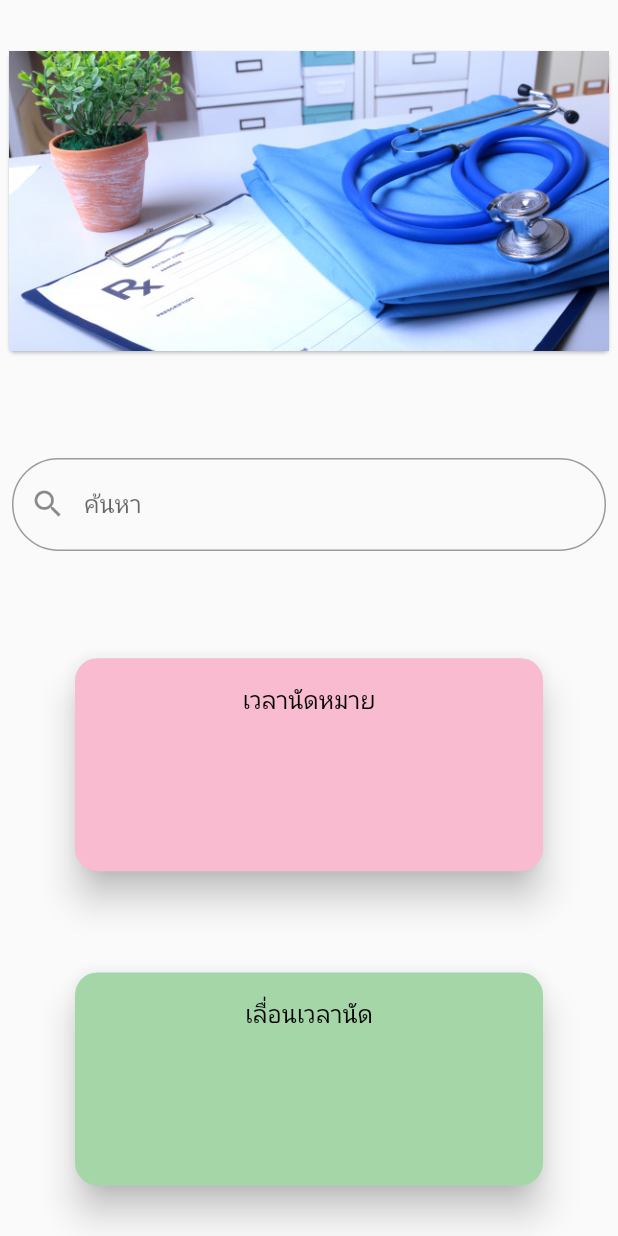
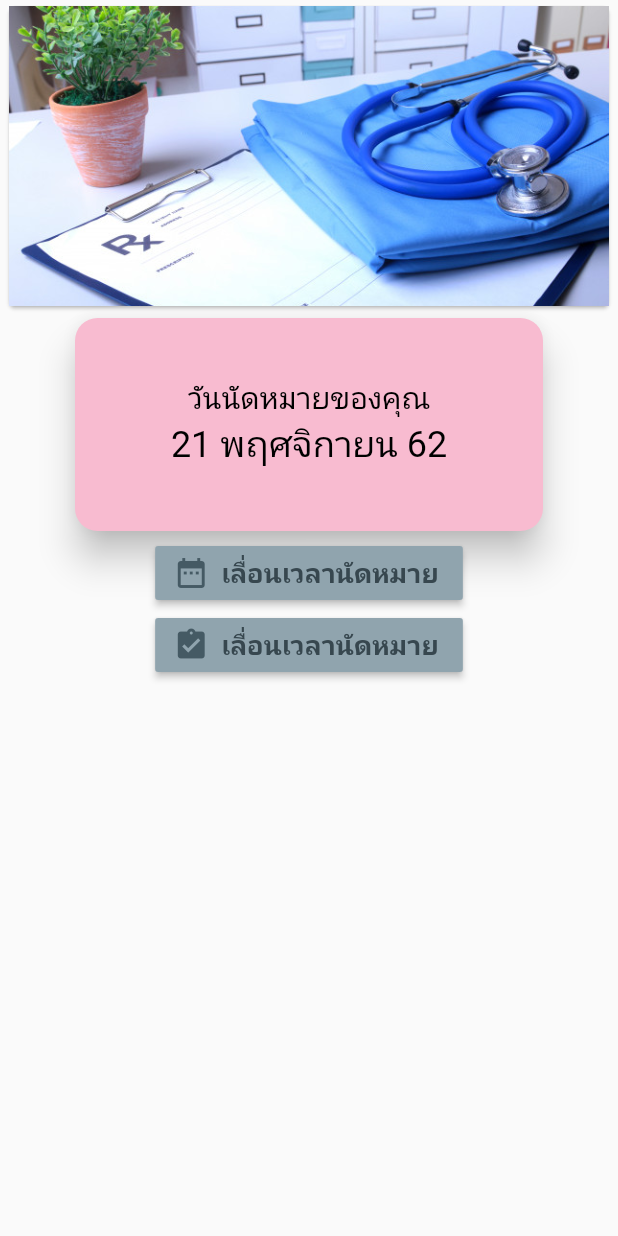
Before and after one commit to riwkidnapper/Nuxyoung_app, a Flutter app: the Pagetwo screen opened directly, on a phone screen of 412 x 824 dp. Run offline on Flutter 3.47's test engine with Material 2 defaults, Android fonts, the phone set to English and light mode, and no system bars; our stand-ins replace cached_network_image, cloud_firestore, file_picker, firebase_auth, firebase_database, flutter_form_builder and 2 more; missing offline and left inert: date_utils, flutter_pdfview, scrolling_years_calendar, simple_gesture_detector; accounts and stored records are empty; network calls fail; statements that could not run were skipped.

Commit message:
update by marnoj

```diff
--- a/lib/Pages/doctor_page/medicalrecords.dart
+++ b/lib/Pages/doctor_page/medicalrecords.dart
@@ -37,7 +37,6 @@ class Records extends State<Medicalrec> {
               // context,
               key: _fbKey,
               autovalidate: true,
-
               // readonly: true,
               child: Column(
                 children: <Widget>[
--- a/lib/Pages/nutmai.dart
+++ b/lib/Pages/nutmai.dart
@@ -1,5 +1,6 @@
 import 'dart:ui';
 import 'package:flutter/material.dart';
+import 'package:flutter/material.dart' as prefix0;
 import 'package:nuxyoung/Pages/doctor_page/calendar.dart';
 //import 'package:nuxyoung/Pages/doctor_page/calendar.dart';
 //import 'package:nuxyoung/Pages/layout/proflieDoc.dart';
@@ -35,15 +36,33 @@ class PagetwoState extends State<Pagetwo> {
   //  }
 
   Widget build(BuildContext context) {
-  return LayoutBuilder(
-    builder: (BuildContext context, BoxConstraints viewportConstraints) {
-      return Container(
-           child:
-        SingleChildScrollView(
-        physics: BouncingScrollPhysics(),
+  return Scaffold(
+    body: NestedScrollView(
+      headerSliverBuilder:
+      (BuildContext context, bool innerBoxIsScrolled){
+         return <Widget>[
+                // SliverAppBar(
+                //   automaticallyImplyLeading: true,
+                //   backgroundColor: Colors.transparent,
+                //   expandedHeight: 300.0,
+                //   floating: false,
+                //   pinned: true,
+                //   flexibleSpace: FlexibleSpaceBar(
+                //       centerTitle: true,
+                //       collapseMode: CollapseMode.pin,
+                //       background: Image.asset(
+                //         'assets/images/a.jpg',
+                //         fit: BoxFit.cover,
+                //       )),
+                // ),
+              ];
+      },
+      body: Column(
+        children: <Widget>[
+          Container(
             child: ConstrainedBox(
              constraints: BoxConstraints(
-            minHeight: viewportConstraints.maxHeight,
+
                ),
                child: Column(
             mainAxisSize: MainAxisSize.min,
@@ -65,21 +84,27 @@ class PagetwoState extends State<Pagetwo> {
                   ),
                 ),
               ),
-              new Padding(
-                padding: new EdgeInsets.all(8.0),
-                child: new TextField(
-                  controller: searchController,
-                  decoration: InputDecoration(
-                    prefixIcon: Icon(Icons.search),
-                    border: OutlineInputBorder(
-                    borderRadius: BorderRadius.circular(32.0)),
-                    hintText: "ค้นหา",
-                  ),
-                ),
-                ),
+              // new Padding(
+              //   padding: new EdgeInsets.all(8.0),
+              //   child: new TextField(
+              //     controller: searchController,
+              //     decoration: InputDecoration(
+              //       prefixIcon: Icon(Icons.search),
+              //       border: OutlineInputBorder(
+              //       borderRadius: BorderRadius.circular(32.0)),
+              //       hintText: "ค้นหา",
+              //     ),
+              //   ),
+              //   ),
               Container(
                     width: 320,
                     height: 150,
+                    child: GestureDetector(
+                      onTap: () => Navigator.of(context).push(
+                        MaterialPageRoute(
+                          builder: (_) => Calendar()
+                        )
+                      ),
                       child: Card(
                         shape: RoundedRectangleBorder(
                           borderRadius: BorderRadius.circular(15.0),
@@ -88,72 +113,87 @@ class PagetwoState extends State<Pagetwo> {
                         elevation: 10,
                         child: Column(
                           mainAxisSize: MainAxisSize.min,
+                          mainAxisAlignment: MainAxisAlignment.center,
                           children: <Widget>[
                           const ListTile(
-                        //   leading: Icon(Icons.album, size: 70.0, ),
-                            title: Text('เวลานัดหมาย', style: TextStyle(color: Colors.black), textAlign: TextAlign.center),
-                        //   subtitle: Text('TWICE', style: TextStyle(color: Colors.white)),
+                            //leading: Icon(Icons.album, size: 70.0, ),
+                            title: Text('วันนัดหมายของคุณ', style: TextStyle(color: Colors.black,fontSize: 20.0),
+                            textAlign: TextAlign.center),
+                            subtitle: Text('21 พฤศจิกายน 62', style: TextStyle(color: Colors.black,fontSize: 24.0),
+                            textAlign: TextAlign.center),
                         ),
                         ],
                         ),
                       ),
                     ),
+                  ),
                   Container(
-                    width: 320,
-                    height: 150,
-                    child: Card(
-                      shape: RoundedRectangleBorder(
-                        borderRadius: BorderRadius.circular(15.0),
+                   child: RaisedButton.icon(
+                     icon: Icon(
+                       Icons.date_range,
+                       color: Colors.blueGrey[700],
                      ),
-                      color: Colors.green[200],
-                      elevation: 10,
-                      child: Column(
-                        mainAxisSize: MainAxisSize.min,
-                        children: <Widget>[
-                          const ListTile(
-                        //   leading: Icon(Icons.album, size: 70.0, ),
-                          title: Text('เลื่อนเวลานัด', style: TextStyle(color: Colors.black), textAlign: TextAlign.center),
-                        //   subtitle: Text('TWICE', style: TextStyle(color: Colors.white)),
+                     color: Colors.blueGrey[300],
+                      label: Text(
+                        "เลื่อนเวลานัดหมาย",
+                        style: TextStyle(
+                          color: Colors.blueGrey[800],
+                          fontSize: 18,
+                          fontWeight: FontWeight.bold,
                         ),
+                      ), onPressed: () async {},
+                   ),
+                  ),
+
+                  Container(
+                   child: RaisedButton.icon(
+                     icon: Icon(
+                       Icons.assignment_turned_in,
+                       color: Colors.blueGrey[700],
+                     ),
+                     color: Colors.blueGrey[300],
+                      label: Text(
+                        "เลื่อนเวลานัดหมาย",
+                        style: TextStyle(
+                          color: Colors.blueGrey[800],
+                          fontSize: 18,
+                          fontWeight: FontWeight.bold,
+                        ),
+                      ), onPressed: () async {},
+                   ),
+                  ),
+              // Container(
+              //       width: 320,
+              //       height: 150,
+              //       child: Card(
+              //         shape: RoundedRectangleBorder(
+              //           borderRadius: BorderRadius.circular(15.0),
+              //         ),
+              //         color: Colors.green[200],
+              //         elevation: 10,
+              //         child: Column(
+              //           mainAxisSize: MainAxisSize.min,
+              //           children: <Widget>[
+              //             const ListTile(
+              //           //   leading: Icon(Icons.album, size: 70.0, ),
+              //             title: Text('เลื่อนเวลานัด', style: TextStyle(color: Colors.black), textAlign: TextAlign.center),
+              //           //   subtitle: Text('TWICE', style: TextStyle(color: Colors.white)),
+              //           ),
+              //           ],
+              //         ),
+              //       ),
+              //     ),
             ],
           ),
             ),
-                  ),
-                  //  Container(
-                  //   width: 320,
-                  //   height: 150,
-                  //   child: GestureDetector(
-                  //     onTap: () => Navigator.of(context).push(
-                  //       MaterialPageRoute(
-                  //         builder: (_) => Calendar()
-                  //       )
-                  //     ),
-                  //     child: Card(
-                  //       shape: RoundedRectangleBorder(
-                  //         borderRadius: BorderRadius.circular(15.0),
-                  //       ),
-                  //       color: Colors.blue[100],
-                  //       elevation: 10,
-                  //       child: Column(
-                  //         mainAxisSize: MainAxisSize.min,
-                  //         children: <Widget>[
-                  //           const ListTile(
-                  //         //   leading: Icon(Icons.album, size: 70.0, ),
-                  //           title: Text('ปฏิทินหมอ', style: TextStyle(color: Colors.black), textAlign: TextAlign.center),
-                  //         //   subtitle: Text('TWICE', style: TextStyle(color: Colors.white)),
-                  //         ),
-                  //         ],
-                  //       ),
-                  //     ),
-                  //   ),
-                  // ),
+          )
         ],
       ),
       ),
-      ),);
-    },
       );
   }
+}
+
     // return Scaffold(
     //   body: SmartRefresher(
     //     enablePullDown: true,
@@ -185,5 +225,3 @@ class PagetwoState extends State<Pagetwo> {
     //     ),
     //   ),
     // );
-
-  }
--- a/pubspec.yaml
+++ b/pubspec.yaml
@@ -73,6 +73,7 @@ flutter:
     - assets/images/profiledoc.png
     - assets/images/555.jpg
     - assets/images/p2.jpg
+    - assets/mypdf.pdf
     # An image asset can refer to one or more resolution-specific "variants", see
     # https://flutter.dev/assets-and-images/#resolution-aware.
     # For details regarding adding assets from package dependencies, see
```
Also changed, not shown: lib/Pages/pop_up_item/doc_details.dart (+157 -35 lines). Lines whose indentation alone changed are shown as unchanged.
